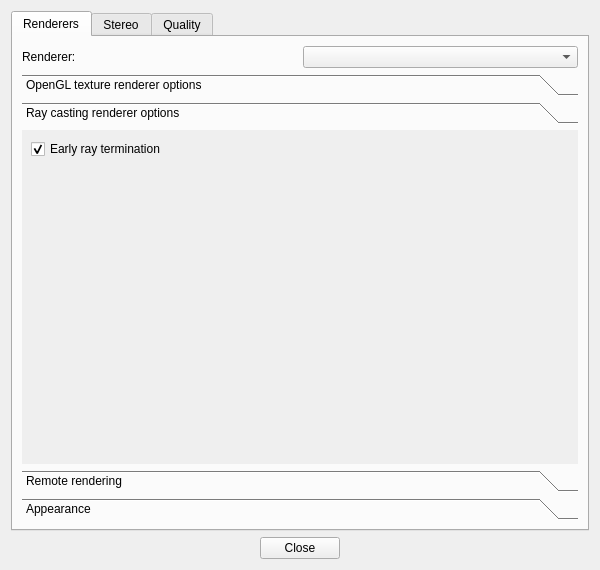
Above: vox-desk-qt/src/vvprefdialog.ui from deskvox/deskvox before the change. Below: the same form after it.
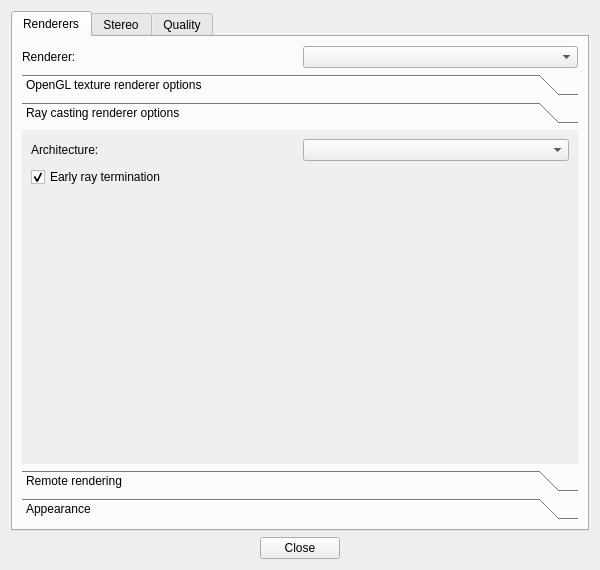
That is the form after the change. The open tabs and pages were chosen to show the change.

Patch:
```diff
--- a/vox-desk-qt/src/vvprefdialog.ui
+++ b/vox-desk-qt/src/vvprefdialog.ui
@@ -222,6 +222,27 @@
 &lt;p style=&quot; margin-top:12px; margin-bottom:12px; margin-left:0px; margin-right:0px; -qt-block-indent:0; text-indent:0px;&quot;&gt;Early ray termination&lt;/p&gt;&lt;/body&gt;&lt;/html&gt;</string>
           </attribute>
           <layout class="QVBoxLayout" name="verticalLayout_5">
+           <item>
+            <layout class="QHBoxLayout" name="rayRendArchLayout">
+             <item>
+              <widget class="QLabel" name="rayRendArchLabel">
+               <property name="text">
+                <string>Architecture:</string>
+               </property>
+              </widget>
+             </item>
+             <item>
+              <widget class="QComboBox" name="rayRendArchBox">
+               <property name="minimumSize">
+                <size>
+                 <width>240</width>
+                 <height>0</height>
+                </size>
+               </property>
+              </widget>
+             </item>
+            </layout>
+           </item>
            <item>
             <widget class="QCheckBox" name="earlyRayBox">
              <property name="text">
```
Left out of the diff: 2 changed lines with no effect on the pictures.
